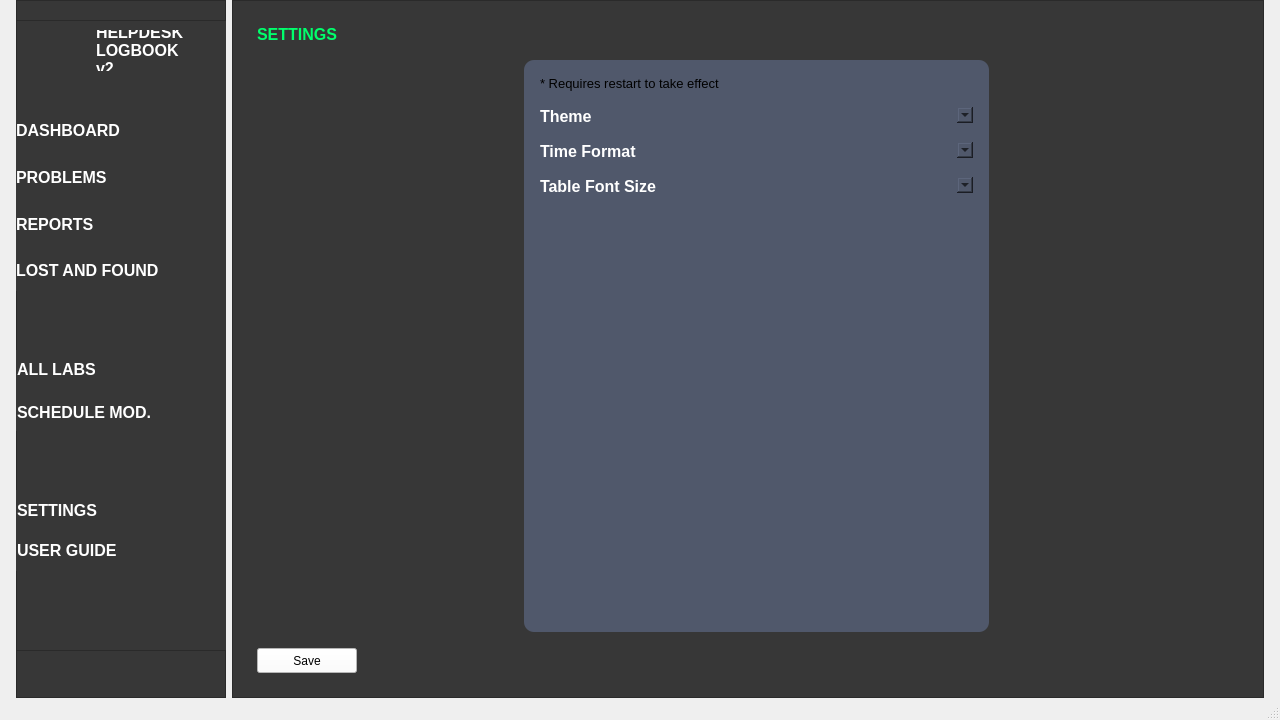
First picture: the form in logbook_design.ui, repository Razei/Logbook_v2, before the edit.
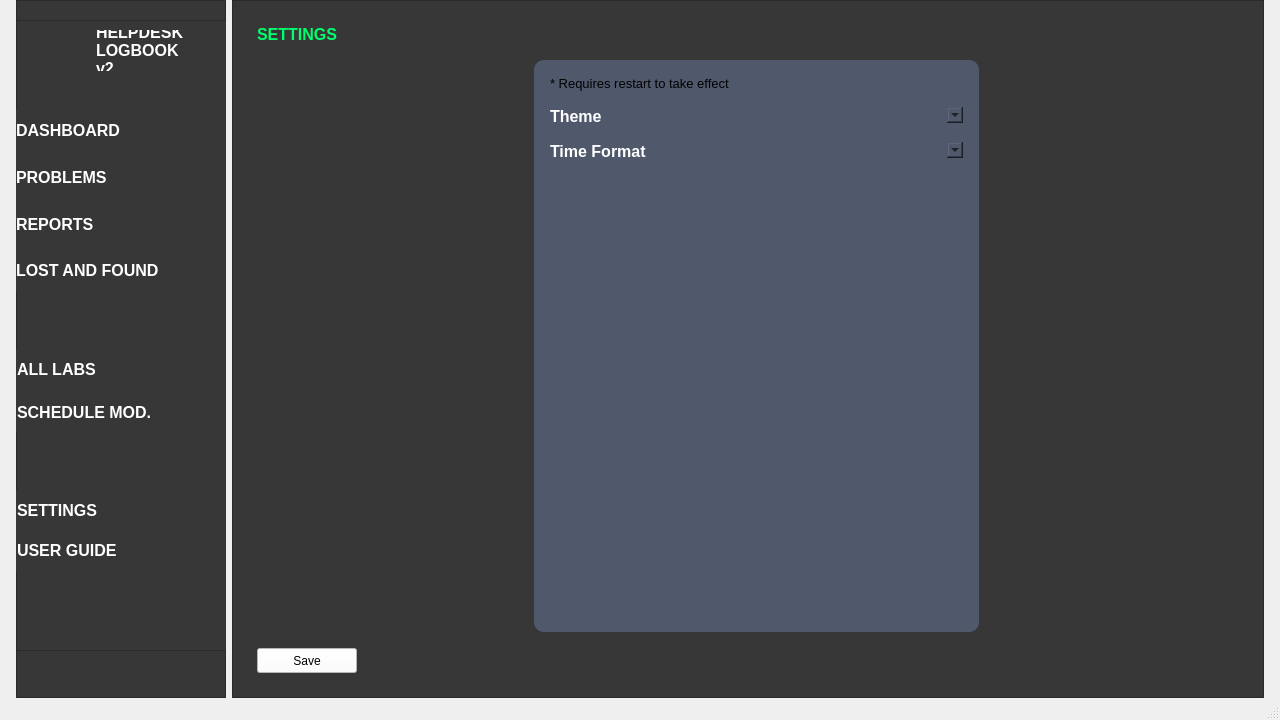
Second picture: the form after the edit. The open tabs and pages were chosen to show the change. Icons and pictures are not drawn.

The edit to the form file:
```diff
--- a/logbook_design.ui
+++ b/logbook_design.ui
@@ -2141,61 +2141,6 @@
                 </property>
                </widget>
               </item>
-              <item row="3" column="0">
-               <widget class="QLabel" name="labelSettings_7">
-                <property name="sizePolicy">
-                 <sizepolicy hsizetype="Fixed" vsizetype="Fixed">
-                  <horstretch>0</horstretch>
-                  <verstretch>0</verstretch>
-                 </sizepolicy>
-                </property>
-                <property name="font">
-                 <font>
-                  <family>Segoe UI</family>
-                  <pointsize>12</pointsize>
-                  <weight>75</weight>
-                  <bold>true</bold>
-                 </font>
-                </property>
-                <property name="cursor">
-                 <cursorShape>ArrowCursor</cursorShape>
-                </property>
-                <property name="accessibleDescription">
-                 <string>normalLabel</string>
-                </property>
-                <property name="styleSheet">
-                 <string notr="true">color:white;</string>
-                </property>
-                <property name="text">
-                 <string>Table Font Size</string>
-                </property>
-                <property name="scaledContents">
-                 <bool>true</bool>
-                </property>
-                <property name="openExternalLinks">
-                 <bool>false</bool>
-                </property>
-                <property name="textInteractionFlags">
-                 <set>Qt::LinksAccessibleByMouse</set>
-                </property>
-               </widget>
-              </item>
-              <item row="3" column="1">
-               <widget class="QComboBox" name="comboBoxSettingsFontSize">
-                <property name="sizePolicy">
-                 <sizepolicy hsizetype="Fixed" vsizetype="Fixed">
-                  <horstretch>0</horstretch>
-                  <verstretch>0</verstretch>
-                 </sizepolicy>
-                </property>
-                <property name="minimumSize">
-                 <size>
-                  <width>300</width>
-                  <height>0</height>
-                 </size>
-                </property>
-               </widget>
-              </item>
              </layout>
             </widget>
            </item>
```
Left out of the diff: 2 changed lines with no effect on the pictures.
